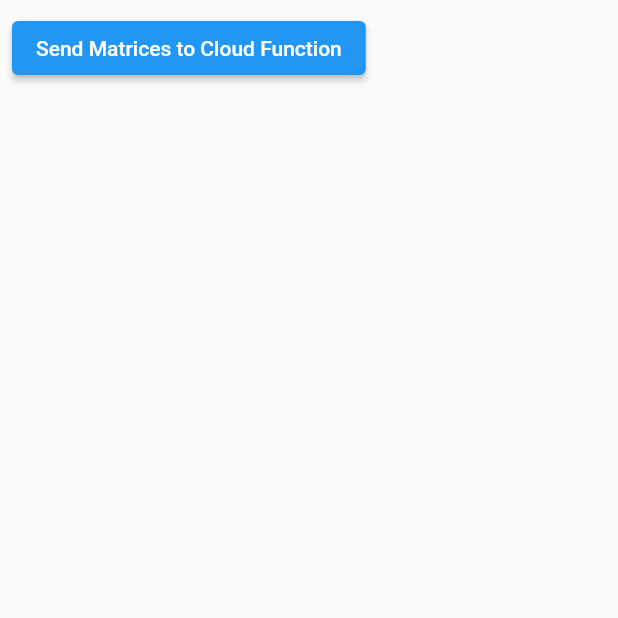
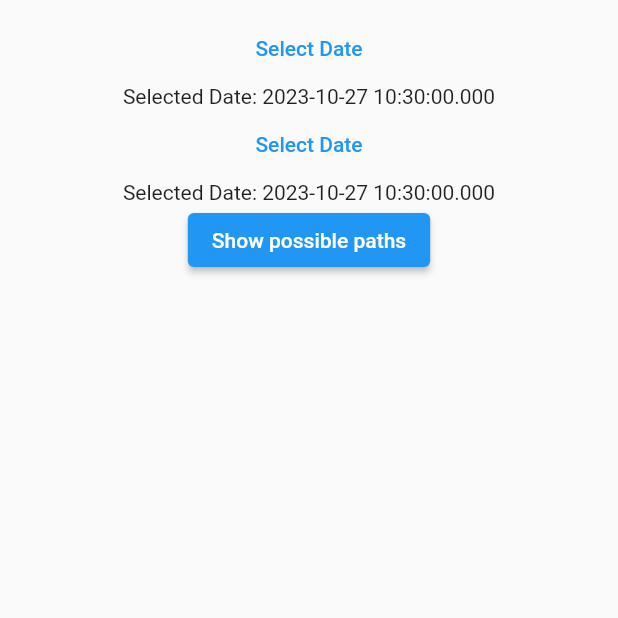
Before and after one commit to Maneesha-Rupasinghe/Tourease, a Flutter app: the screen it shows once a user with an empty profile is signed in, after a tap on "Trip plan", on a phone screen of 412 x 824 dp, the top half of it. Run offline on Flutter 3.47's test engine with Material 2 defaults, Android fonts, the phone set to English and light mode, and no system bars; our stand-ins replace cloud_firestore, firebase_auth, firebase_core; accounts and stored records are empty.

Commit message:
trip_plan_sketch
without UI and weather

```diff
--- a/lib/screens/pages/trip_plan.dart
+++ b/lib/screens/pages/trip_plan.dart
@@ -3,6 +3,7 @@ import 'package:cloud_firestore/cloud_firestore.dart';
 import 'package:firebase_auth/firebase_auth.dart';
 import 'package:flutter/material.dart';
 import 'package:http/http.dart' as http;
+import 'package:flutter/material.dart';
 
 class tripPlan extends StatefulWidget {
   const tripPlan({Key? key}) : super(key: key);
@@ -18,10 +19,40 @@ class _tripPlanState extends State<tripPlan> {
   ];
   List<String> destination = [];
   List<List<String>> _result = [];
+  late DateTime fromDate = DateTime.now();
+  late DateTime toDate = DateTime.now();
 
   // Create a list to store the first and last elements
   List<String> firstAndLastElements = [];
+  Future<void> _selectDate1(BuildContext context) async {
+    final DateTime? picked = await showDatePicker(
+      context: context,
+      initialDate: DateTime.now(), // Initial date to show in the picker
+      firstDate: DateTime(2023), // The earliest selectable date
+      lastDate: DateTime(2025), // The latest selectable date
+    );
 
+    if (picked != null && picked != fromDate) {
+      setState(() {
+        fromDate = picked; // Update the selected date in your state
+      });
+    }
+  }
+
+  Future<void> _selectDate2(BuildContext context) async {
+    final DateTime? picked2 = await showDatePicker(
+      context: context,
+      initialDate: DateTime.now(), // Initial date to show in the picker
+      firstDate: DateTime(2023), // The earliest selectable date
+      lastDate: DateTime(2025), // The latest selectable date
+    );
+
+    if (picked2 != null && picked2 != toDate) {
+      setState(() {
+        toDate = picked2; // Update the selected date in your state
+      });
+    }
+  }
 
   Future<void> sendMatricesToCloudFunction(
       List<List<double>> distance, List<String> destination) async {
@@ -43,14 +74,12 @@ class _tripPlanState extends State<tripPlan> {
         _result = (responseData['possible_paths'] as List)
             .map((path) => (path as List).cast<String>())
             .toList();
-
-
-
+        print("Send successfull");
       });
     } else {
+      print("Error in send destinations");
     }
   }
-
 
   Future<List<String>> fetchCityNamesFromFirestore(String userUid) async {
     FirebaseFirestore firestore = FirebaseFirestore.instance;
@@ -65,8 +94,9 @@ Future<List<String>> fetchCityNamesFromFirestore(String userUid) async {
           final selectedCitiesData = userData['selected_cities'];
 
           if (selectedCitiesData is List) {
-          List<String> cities = selectedCitiesData.map((city) => city.toString()).toList();
-          destination.addAll(cities); // Add the retrieved cities to your list
+            List<String> cities =
+                selectedCitiesData.map((city) => city.toString()).toList();
+            destination.addAll(cities); // Add the retrieved cities
             return cities;
           }
         }
@@ -79,12 +109,13 @@ Future<List<String>> fetchCityNamesFromFirestore(String userUid) async {
       return [];
     }
   }
+
   String? getCurrentUserId() {
     final User? user = FirebaseAuth.instance.currentUser;
     if (user != null) {
       return user.uid;
     } else {
-    return null; // No user is signed in.
+      return null;
     }
   }
 
@@ -103,42 +134,116 @@ void initState() {
     }
   }
 
-
-
   @override
   Widget build(BuildContext context) {
     return Scaffold(
       body: SafeArea(
         child: Padding(
           padding: EdgeInsets.all(8.0),
+          child: SingleChildScrollView(
             child: Column(
               children: [
+                TextButton(
+                  onPressed: () =>
+                      _selectDate1(context), // Call the date picker function
+                  child: Text('Select Date'),
+                ),
+                Text(
+                  fromDate != null
+                      ? 'Selected Date: ${fromDate.toLocal()}'
+                      : 'Select a Date',
+                ),
+
+                TextButton(
+                  onPressed: () =>
+                      _selectDate2(context), // Call the date picker function
+                  child: Text('Select Date'),
+                ),
+                Text(
+                  toDate != null
+                      ? 'Selected Date: ${toDate.toLocal()}'
+                      : 'Select a Date',
+                ),
+
+                Container(
+                  child: ListView.builder(
+                    shrinkWrap: true,
+                    itemCount: (destination.length / 3).ceil(),
+                    itemBuilder: (BuildContext context, int index) {
+                      final startIndex = index * 3;
+                      final endIndex = (startIndex + 3 < destination.length)
+                          ? startIndex + 3
+                          : destination.length;
+                      final rowCities =
+                          destination.sublist(startIndex, endIndex);
+                      return Row(
+                        mainAxisAlignment: MainAxisAlignment.start,
+                        children: rowCities.map((city) {
+                          return Expanded(
+                            child: ListTile(
+                              title: Text(city),
+                            ),
+                          );
+                        }).toList(),
+                      );
+                    },
+                  ),
+                ),
+
                 ElevatedButton(
                   onPressed: () {
                     print(destination);
                     sendMatricesToCloudFunction(distance, destination);
                   },
-              child: Text('Send Matrices to Cloud Function'),
+                  child: Text('Show possible paths'),
                 ),
                 // Display the result as a list (matrix)
-            if (_result.isNotEmpty) // Check if the result is not empty
-              Column(
-                children: _result.map((row) {
-                  return Row(
-                    children: row.map((element) {
+                // if (_result.isNotEmpty) // Check if the result is not empty
+                //   Column(
+                //     children: _result.map((row) {
+                //       return Row(
+                //         children: row.map((element) {
+                //           return Padding(
+                //             padding: const EdgeInsets.all(8.0),
+                //             child: Text(element),
+                //           );
+                //         }).toList(),
+                //       );
+                //     }).toList(),
+                //   ),
+
+                SizedBox(
+                  height: 400,
+                  child: PageView(
+                    scrollDirection: Axis.horizontal,
+                    children: _result.map((subList) {
+                      return Container(
+                        decoration: BoxDecoration(
+                          border: Border.all(color: Colors.black),
+                        ),
+                        padding: EdgeInsets.all(8.0),
+                        margin: EdgeInsets.symmetric(horizontal: 8.0),
+                        child: Column(
+                          crossAxisAlignment: CrossAxisAlignment.start,
+                          children: subList.map((element) {
                             return Padding(
-                        padding: const EdgeInsets.all(8.0),
+                              padding: const EdgeInsets.all(25.0),
+                              child: Align(
+                                alignment: Alignment.centerLeft,
                                 child: Text(element),
-                      );
-                    }).toList(),
+                              ),
                             );
                           }).toList(),
                         ),
+                      );
+                    }).toList(),
+                  ),
+                )
               ],
+            ),
           ),
         ),
       ),
     );
   }
-
 }
--- a/pubspec.yaml
+++ b/pubspec.yaml
@@ -39,6 +39,7 @@ dependencies:
   cloud_firestore: ^4.11.0
   provider: ^6.0.5
   http: ^1.1.0
+  dart_date: ^1.2.2
 
 dev_dependencies:
   flutter_test:
```
Also changed, not shown: pubspec.lock. Lines whose indentation alone changed are shown as unchanged.
